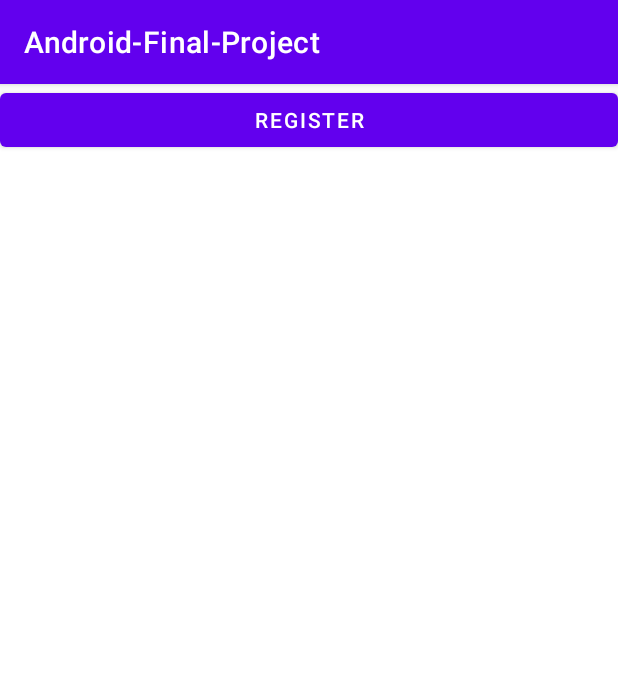
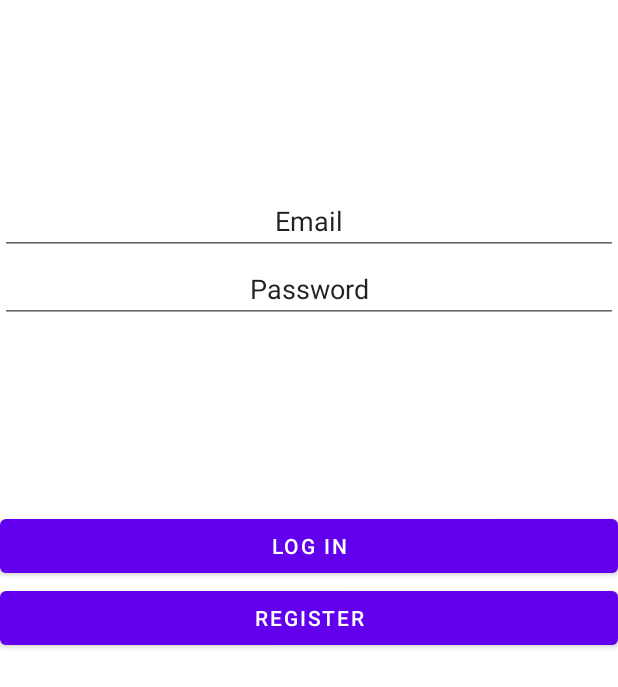
Before and after one commit to yonisho52/Android-Party-Project, an Android app: the screen it shows after launch (LoginActivity), on a phone screen of 412 x 824 dp. Shown: the top 687 px of the screen. Run offline under Robolectric (Android 15) with nearby library versions, the phone set to English and light mode, and no system bars; our stand-ins replace navigation-ui.

Commit message:
layouts
animation
splash screen
navigation

```diff
--- a/app/src/main/AndroidManifest.xml
+++ b/app/src/main/AndroidManifest.xml
@@ -9,10 +9,10 @@
         android:roundIcon="@mipmap/ic_launcher_round"
         android:supportsRtl="true"
         android:theme="@style/Theme.AndroidFinalProject">
-        <activity android:name=".Activities.LoginActivity">
+        <activity android:name=".Activities.LoginActivity"
+            android:screenOrientation="portrait">
             <intent-filter>
                 <action android:name="android.intent.action.MAIN" />
-
                 <category android:name="android.intent.category.LAUNCHER" />
             </intent-filter>
         </activity>
@@ -21,7 +21,6 @@
             android:screenOrientation="portrait">
             <intent-filter>
                 <action android:name="android.intent.action.MAIN" />
-
                 <category android:name="android.intent.category.LAUNCHER" />
             </intent-filter>
         </activity>
--- a/app/src/main/java/com/example/android_final_project/Activities/LoginActivity.java
+++ b/app/src/main/java/com/example/android_final_project/Activities/LoginActivity.java
@@ -3,18 +3,26 @@ package com.example.android_final_project.Activities;
 import androidx.appcompat.app.AppCompatActivity;
 import androidx.fragment.app.FragmentManager;
 import androidx.fragment.app.FragmentTransaction;
+import androidx.navigation.NavController;
+import androidx.navigation.Navigation;
 
 import android.os.Bundle;
 import android.view.View;
+import android.view.animation.Animation;
+import android.view.animation.AnimationUtils;
 
-import com.example.android_final_project.FragmentsMain.LoginFragment;
-import com.example.android_final_project.FragmentsMain.RegisterFragment;
+import com.example.android_final_project.FragmentsRegLog.LoginFragment;
+import com.example.android_final_project.FragmentsRegLog.RegisterFragment;
 import com.example.android_final_project.R;
+
+import static androidx.navigation.ui.NavigationUI.setupActionBarWithNavController;
 
 public class LoginActivity extends AppCompatActivity
 {
+    NavController navController;
     private FragmentManager fragmentManager;
     FragmentTransaction fragmentTransaction;
+
 
     @Override
     protected void onCreate(Bundle savedInstanceState)
@@ -22,19 +30,24 @@ public class LoginActivity extends AppCompatActivity
         super.onCreate(savedInstanceState);
         setContentView(R.layout.activity_login);
 
-        fragmentManager = getSupportFragmentManager();
+//        fragmentManager = getSupportFragmentManager();
+//
+//        fragmentTransaction = fragmentManager.beginTransaction();
+//        fragmentTransaction.add(R.id.logRegFrame, new LoginFragment()).commit();
 
-        fragmentTransaction = fragmentManager.beginTransaction();
-        fragmentTransaction.add(R.id.logRegFrame, new LoginFragment()).commit();
-
-
-
+        //navController = Navigation.findNavController(findViewById(R.id.logRegFrame));
+        getSupportActionBar().hide();
     }
 
+//    @Override
+//    public boolean onSupportNavigateUp() {
+//        navController = Navigation.findNavController(findViewById(R.id.logRegFrame));
+//        return navController.navigateUp() || super.onSupportNavigateUp();
+//    }
 
-    public void goToRegister(View view)
-    {
-        fragmentTransaction = fragmentManager.beginTransaction();
-        fragmentTransaction.replace(R.id.logRegFrame, new RegisterFragment()).addToBackStack(null).commit();
-    }
+//    public void goToRegister(View view)
+//    {
+//        fragmentTransaction = fragmentManager.beginTransaction();
+//        fragmentTransaction.replace(R.id.logRegFrame, new RegisterFragment()).addToBackStack(null).commit();
+//    }
 }
--- a/app/src/main/java/com/example/android_final_project/Activities/MainActivity.java
+++ b/app/src/main/java/com/example/android_final_project/Activities/MainActivity.java
@@ -8,6 +8,7 @@ import androidx.navigation.ui.AppBarConfiguration;
 import androidx.navigation.ui.NavigationUI;
 
 import android.os.Bundle;
+import android.view.ViewParent;
 
 import com.example.android_final_project.R;
 import com.example.android_final_project.UserTypeClasses.userDJ;
--- a/app/src/main/java/com/example/android_final_project/FragmentsMain/LoginFragment.java
+++ b/app/src/main/java/com/example/android_final_project/FragmentsRegLog/LoginFragment.java
@@ -1,13 +1,19 @@
-package com.example.android_final_project.FragmentsMain;
+package com.example.android_final_project.FragmentsRegLog;
 
 import android.os.Bundle;
 
+import androidx.activity.OnBackPressedCallback;
 import androidx.fragment.app.Fragment;
+import androidx.navigation.Navigation;
 
+import android.util.Log;
 import android.view.LayoutInflater;
 import android.view.View;
 import android.view.ViewGroup;
+import android.widget.Button;
+import android.widget.Spinner;
 
+import com.example.android_final_project.Activities.LoginActivity;
 import com.example.android_final_project.R;
 
 /**
@@ -63,8 +69,15 @@ public class LoginFragment extends Fragment {
         // Inflate the layout for this fragment
         View view = inflater.inflate(R.layout.fragment_login, container,false );
 
+
+        Button goToReg = view.findViewById(R.id.buttonGotToReg);
+        goToReg.setOnClickListener(new View.OnClickListener() {
+            @Override
+            public void onClick(View v) {
+                Navigation.findNavController(view).navigate(R.id.action_loginFragment_to_registerFragment);
+            }
+        });
+
         return view;
-
-        //return inflater.inflate(R.layout.fragment_login, container, false);
     }
 }
--- /dev/null
+++ b/app/src/main/java/com/example/android_final_project/splashFragment.java
@@ -0,0 +1,76 @@
+package com.example.android_final_project;
+
+import android.os.Bundle;
+
+import androidx.fragment.app.Fragment;
+import androidx.navigation.Navigation;
+
+import android.os.Handler;
+import android.view.LayoutInflater;
+import android.view.View;
+import android.view.ViewGroup;
+
+/**
+ * A simple {@link Fragment} subclass.
+ * Use the {@link splashFragment#newInstance} factory method to
+ * create an instance of this fragment.
+ */
+public class splashFragment extends Fragment {
+
+    // TODO: Rename parameter arguments, choose names that match
+    // the fragment initialization parameters, e.g. ARG_ITEM_NUMBER
+    private static final String ARG_PARAM1 = "param1";
+    private static final String ARG_PARAM2 = "param2";
+
+    // TODO: Rename and change types of parameters
+    private String mParam1;
+    private String mParam2;
+
+    public splashFragment() {
+        // Required empty public constructor
+    }
+
+    /**
+     * Use this factory method to create a new instance of
+     * this fragment using the provided parameters.
+     *
+     * @param param1 Parameter 1.
+     * @param param2 Parameter 2.
+     * @return A new instance of fragment splashFragment.
+     */
+    // TODO: Rename and change types and number of parameters
+    public static splashFragment newInstance(String param1, String param2) {
+        splashFragment fragment = new splashFragment();
+        Bundle args = new Bundle();
+        args.putString(ARG_PARAM1, param1);
+        args.putString(ARG_PARAM2, param2);
+        fragment.setArguments(args);
+        return fragment;
+    }
+
+    @Override
+    public void onCreate(Bundle savedInstanceState) {
+        super.onCreate(savedInstanceState);
+        if (getArguments() != null) {
+            mParam1 = getArguments().getString(ARG_PARAM1);
+            mParam2 = getArguments().getString(ARG_PARAM2);
+        }
+    }
+
+    @Override
+    public View onCreateView(LayoutInflater inflater, ViewGroup container,
+                             Bundle savedInstanceState) {
+        // Inflate the layout for this fragment
+        View view =  inflater.inflate(R.layout.fragment_splash, container, false);
+
+
+        new Handler().postDelayed(new Runnable() {
+            @Override
+            public void run() {
+                Navigation.findNavController(view).navigate(R.id.action_splashFragment_to_login_fragment);
+            }
+        }, 2000);
+
+        return view;
+    }
+}
--- /dev/null
+++ b/app/src/main/res/anim/from_left.xml
@@ -0,0 +1,4 @@
+<?xml version="1.0" encoding="utf-8"?>
+<set xmlns:android="http://schemas.android.com/apk/res/android">
+<translate android:fromXDelta="-100%" android:toXDelta="0%" android:duration="500" />
+</set>
--- /dev/null
+++ b/app/src/main/res/anim/from_right.xml
@@ -0,0 +1,4 @@
+<?xml version="1.0" encoding="utf-8"?>
+<set xmlns:android="http://schemas.android.com/apk/res/android">
+    <translate android:fromXDelta="+100%" android:toXDelta="0%" android:duration="500" />
+</set>
--- /dev/null
+++ b/app/src/main/res/anim/splash.xml
@@ -0,0 +1,6 @@
+<?xml version="1.0" encoding="utf-8"?>
+<set xmlns:android="http://schemas.android.com/apk/res/android">
+
+
+
+</set>
--- /dev/null
+++ b/app/src/main/res/anim/to_left.xml
@@ -0,0 +1,4 @@
+<?xml version="1.0" encoding="utf-8"?>
+<set xmlns:android="http://schemas.android.com/apk/res/android">
+    <translate android:fromXDelta="0" android:toXDelta="-100%" android:duration="300"/>
+</set>
--- /dev/null
+++ b/app/src/main/res/anim/to_right.xml
@@ -0,0 +1,4 @@
+<?xml version="1.0" encoding="utf-8"?>
+<set xmlns:android="http://schemas.android.com/apk/res/android">
+    <translate android:fromXDelta="0" android:toXDelta="100%" android:duration="300"/>
+</set>
--- a/app/src/main/res/layout/activity_login.xml
+++ b/app/src/main/res/layout/activity_login.xml
@@ -1,15 +1,27 @@
 <?xml version="1.0" encoding="utf-8"?>
 <LinearLayout
     xmlns:android="http://schemas.android.com/apk/res/android"
+    xmlns:app="http://schemas.android.com/apk/res-auto"
+    xmlns:tools="http://schemas.android.com/tools"
     android:orientation="vertical"
     android:layout_width="match_parent"
-    android:layout_height="match_parent">
+    android:layout_height="match_parent"
+    tools:context=".Activities.MainActivity">
 
 
-    <FrameLayout
+    <fragment
         android:id="@+id/logRegFrame"
+        android:name="androidx.navigation.fragment.NavHostFragment"
         android:layout_width="match_parent"
-        android:layout_height="match_parent">
+        android:layout_height="match_parent"
+        app:defaultNavHost="true"
+        app:navGraph="@navigation/app_nav" />
 
-    </FrameLayout>
+<!--    <FrameLayout-->
+<!--        android:id="@+id/logRegFrame"-->
+<!--        android:layout_width="match_parent"-->
+<!--        android:layout_height="match_parent">-->
+
+<!--    </FrameLayout>-->
+
 </LinearLayout>
--- a/app/src/main/res/layout/fragment_login.xml
+++ b/app/src/main/res/layout/fragment_login.xml
@@ -1,17 +1,71 @@
 <?xml version="1.0" encoding="utf-8"?>
 <LinearLayout xmlns:android="http://schemas.android.com/apk/res/android"
+    xmlns:app="http://schemas.android.com/apk/res-auto"
     xmlns:tools="http://schemas.android.com/tools"
     android:layout_width="match_parent"
     android:layout_height="match_parent"
     android:orientation="vertical"
-    tools:context=".Activities.LoginActivity">
+    android:id="@+id/loginFragment11"
+    tools:context=".FragmentsRegLog.LoginFragment">
+
+    <androidx.constraintlayout.widget.ConstraintLayout
+        android:layout_width="match_parent"
+        android:layout_height="match_parent"
+        android:layout_weight="1">
+
+        <LinearLayout
+            android:layout_width="match_parent"
+            android:layout_height="wrap_content"
+            android:orientation="vertical"
+            app:layout_constraintBottom_toTopOf="@+id/buttonLogIn"
+            app:layout_constraintTop_toTopOf="parent">
+
+            <EditText
+                android:id="@+id/editTextEmail"
+                android:layout_width="match_parent"
+                android:layout_height="wrap_content"
+                android:layout_weight="1"
+                android:ems="10"
+                android:gravity="center"
+                android:inputType="textPersonName"
+                android:text="Email"
+                tools:ignore="MissingConstraints" />
+
+            <EditText
+                android:id="@+id/editTextPassword"
+                android:layout_width="match_parent"
+                android:layout_height="wrap_content"
+                android:layout_weight="1"
+                android:ems="10"
+                android:gravity="center"
+                android:inputType="textPersonName"
+                android:text="Password"
+                tools:ignore="MissingConstraints" />
+        </LinearLayout>
+
+        <Button
+            android:id="@+id/buttonLogIn"
+            android:layout_width="0dp"
+            android:layout_height="wrap_content"
+            android:text="Log In"
+            app:layout_constraintBottom_toTopOf="@+id/buttonGotToReg"
+            app:layout_constraintEnd_toEndOf="parent"
+            app:layout_constraintHorizontal_bias="0.0"
+            app:layout_constraintStart_toStartOf="parent"
+            app:layout_constraintTop_toTopOf="parent"
+            app:layout_constraintVertical_bias="1.0" />
 
         <Button
             android:id="@+id/buttonGotToReg"
             android:layout_width="match_parent"
             android:layout_height="wrap_content"
+            android:layout_weight="1"
             android:gravity="center"
-        android:onClick="goToRegister"
+
             android:text="Register"
+            app:layout_constraintBottom_toBottomOf="parent"
+            app:layout_constraintTop_toTopOf="parent"
             tools:ignore="OnClick" />
+    </androidx.constraintlayout.widget.ConstraintLayout>
+
 </LinearLayout>
--- /dev/null
+++ b/app/src/main/res/navigation/app_nav.xml
@@ -0,0 +1,51 @@
+<?xml version="1.0" encoding="utf-8"?>
+<navigation xmlns:android="http://schemas.android.com/apk/res/android"
+    xmlns:app="http://schemas.android.com/apk/res-auto"
+    xmlns:tools="http://schemas.android.com/tools"
+    android:id="@+id/app_nav"
+    app:startDestination="@id/splashFragment">
+
+    <fragment
+        android:id="@+id/loginFragment"
+        android:name="com.example.android_final_project.FragmentsRegLog.LoginFragment"
+        android:label="fragment_login"
+        tools:layout="@layout/fragment_login">
+        <action
+            android:id="@+id/action_loginFragment_to_registerFragment"
+            app:destination="@id/registerFragment"
+            app:enterAnim="@anim/from_left"
+            app:exitAnim="@anim/to_right"
+            app:popUpToInclusive="false" />
+    </fragment>
+    <fragment
+        android:id="@+id/registerFragment"
+        android:name="com.example.android_final_project.FragmentsRegLog.RegisterFragment"
+        android:label="fragment_register"
+        tools:layout="@layout/fragment_register">
+        <action
+            android:id="@+id/action_registerFragment_to_loginFragment"
+            app:destination="@id/loginFragment"
+            app:enterAnim="@anim/from_right"
+            app:exitAnim="@anim/to_left"
+            app:popUpTo="@id/registerFragment"
+            app:popUpToInclusive="true" />
+    </fragment>
+    <fragment
+        android:id="@+id/splashFragment"
+        android:name="com.example.android_final_project.splashFragment"
+        android:label="fragment_splash"
+        tools:layout="@layout/fragment_splash" >
+        <action
+            android:id="@+id/action_splashFragment_to_login_fragment"
+            app:destination="@id/loginFragment"
+            app:enterAnim="@android:anim/fade_in"
+            app:exitAnim="@android:anim/fade_out"
+            app:popUpTo="@id/splashFragment"
+            app:popUpToInclusive="true" />
+    </fragment>
+    <activity
+        android:id="@+id/mainActivity"
+        android:name="com.example.android_final_project.Activities.MainActivity"
+        android:label="activity_main"
+        tools:layout="@layout/activity_main" />
+</navigation>
--- a/app/src/main/res/values/colors.xml
+++ b/app/src/main/res/values/colors.xml
@@ -7,4 +7,5 @@
     <color name="teal_700">#FF018786</color>
     <color name="black">#FF000000</color>
     <color name="white">#FFFFFFFF</color>
+    <color name="grey">#E6E7E9</color>
 </resources>
```
Also changed, not shown: app/src/main/java/com/example/android_final_project/FragmentsRegLog/RegisterFragment.java (renamed from app/src/main/java/com/example/android_final_project/FragmentsMain/RegisterFragment.java, +20 -13 lines), app/src/main/res/layout/fragment_register.xml (+5 -5 lines), app/src/main/res/layout/fragment_splash.xml (added, +37 -0 lines), app/src/main/res/drawable/icon_dj.png (added), app/src/main/res/navigation/user_register_type_nav.xml (renamed from app/src/main/res/navigation/user_register_type.xml). Lines whose indentation alone changed are shown as unchanged.
